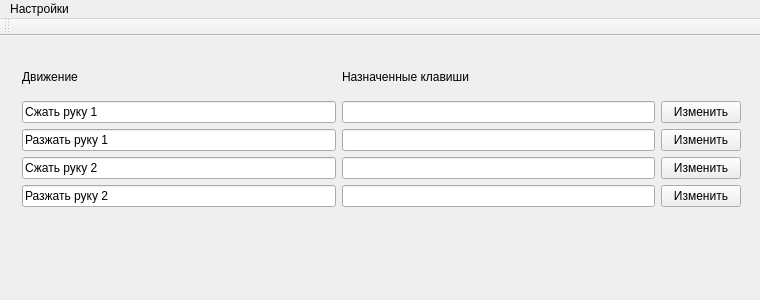
RazuvaevDD/ProjectWork2019Neiro, file VS/NeiroApp/NeiroApp/GUI/MainWindow.ui: the form before one commit.
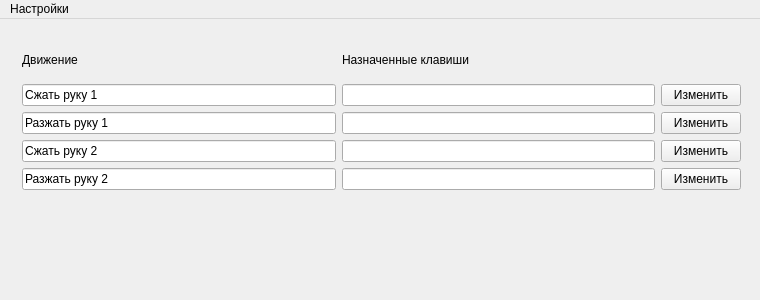
The form after the commit.

Commit message: Deleted toolbar

```diff
--- a/VS/NeiroApp/NeiroApp/GUI/MainWindow.ui
+++ b/VS/NeiroApp/NeiroApp/GUI/MainWindow.ui
@@ -177,14 +177,6 @@
    </widget>
    <addaction name="menu"/>
   </widget>
-  <widget class="QToolBar" name="mainToolBar">
-   <attribute name="toolBarArea">
-    <enum>TopToolBarArea</enum>
-   </attribute>
-   <attribute name="toolBarBreak">
-    <bool>false</bool>
-   </attribute>
-  </widget>
   <action name="exportSets">
    <property name="text">
     <string>Экспорт настроек</string>
```
